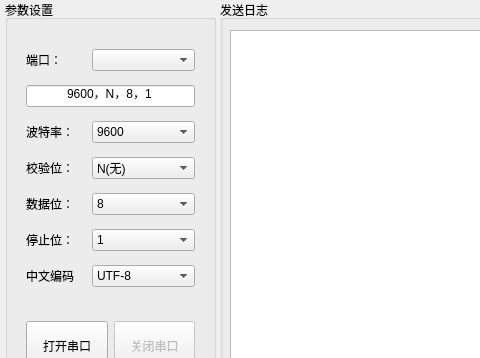
Peaceful-World-X/Flex_SerialPort, file src/mainwindow.ui: the form before one commit; both pictures show x 0 to 480 and y 0 to 358 of the 998 by 823 pixel window.
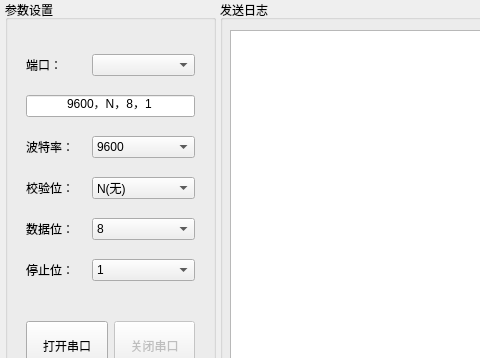
The form after the commit.

The edit to the form file:
```diff
--- a/src/mainwindow.ui
+++ b/src/mainwindow.ui
@@ -218,53 +218,6 @@
         </item>
        </layout>
       </item>
-      <item>
-       <layout class="QHBoxLayout" name="horizontalLayout_encoding">
-        <item>
-         <widget class="QLabel" name="label_encoding">
-          <property name="minimumSize">
-           <size>
-            <width>10</width>
-            <height>0</height>
-           </size>
-          </property>
-          <property name="maximumSize">
-           <size>
-            <width>60</width>
-            <height>16777215</height>
-           </size>
-          </property>
-          <property name="text">
-           <string>中文编码</string>
-          </property>
-         </widget>
-        </item>
-        <item>
-         <widget class="QComboBox" name="comboBox_encoding">
-          <item>
-           <property name="text">
-            <string>UTF-8</string>
-           </property>
-          </item>
-          <item>
-           <property name="text">
-            <string>GBK</string>
-           </property>
-          </item>
-          <item>
-           <property name="text">
-            <string>GB2312</string>
-           </property>
-          </item>
-          <item>
-           <property name="text">
-            <string>Big5</string>
-           </property>
-          </item>
-         </widget>
-        </item>
-       </layout>
-      </item>
      </layout>
     </widget>
     <widget class="QWidget" name="layoutWidget">
```
Left out of the diff: 2 changed lines with no effect on the pictures.
